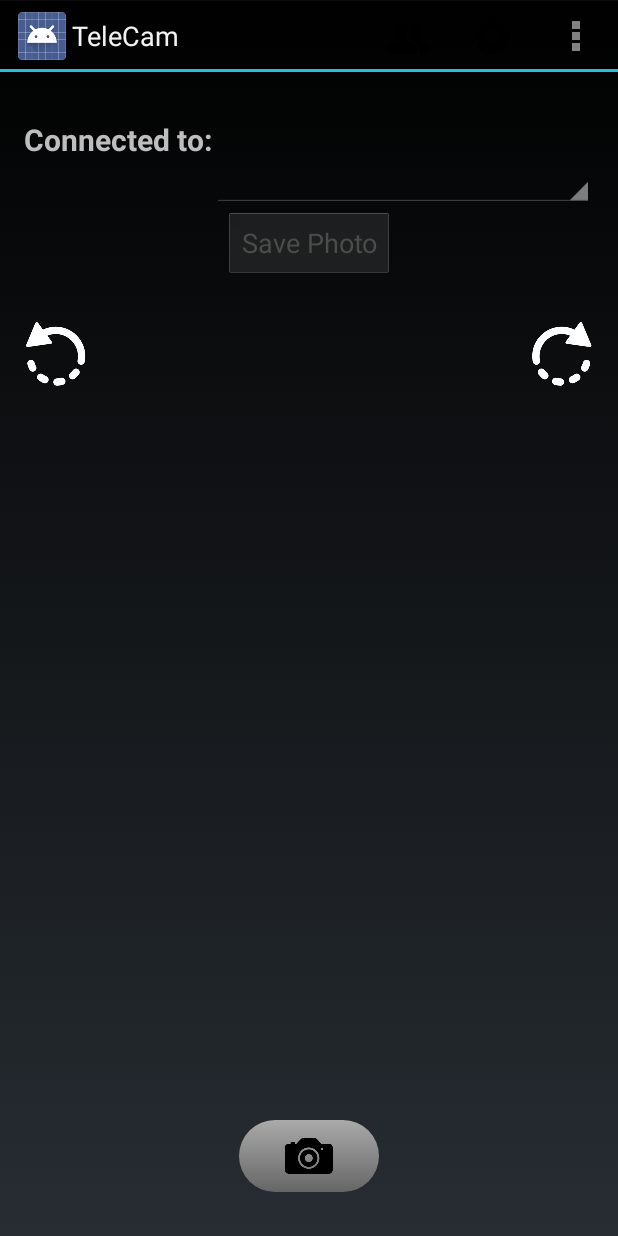
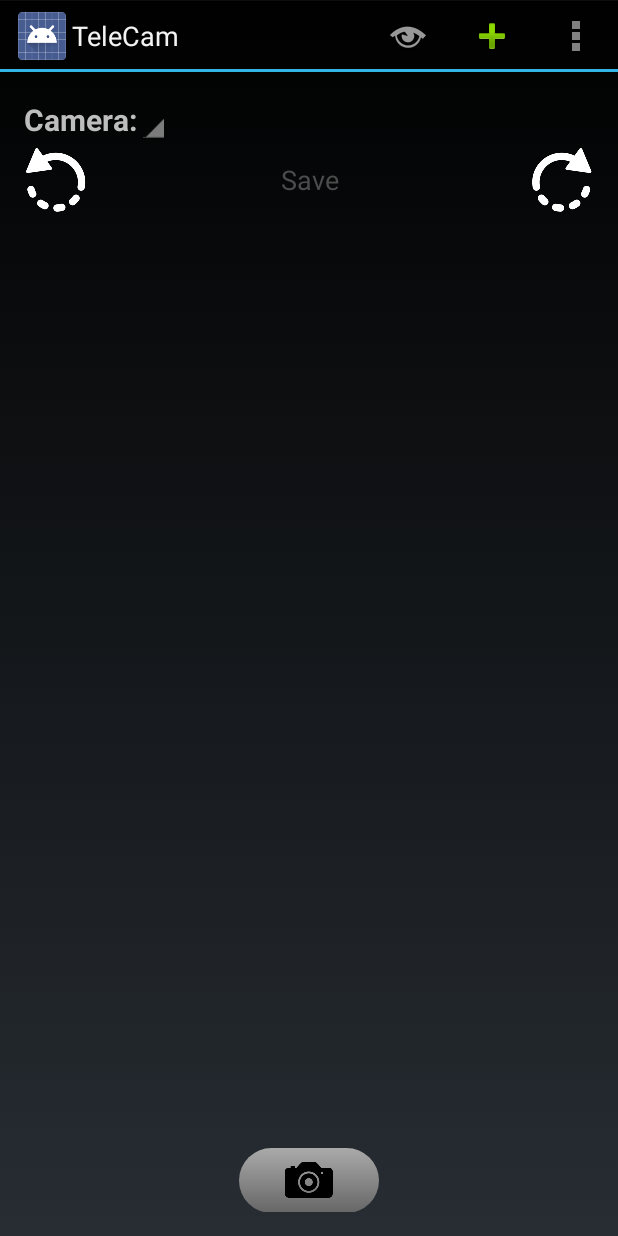
Before and after one commit to aburgostejada/Telecam, an Android app: the screen it shows after launch (Dashboard), after a tap on "Control", on a phone screen of 412 x 824 dp. Run offline under Robolectric (Android 15) with nearby library versions, the phone set to English and light mode, and no system bars; 2 statements that could not run were skipped.

Commit message:
fixed a couple of bugs, change the style and layout, and improved bluetooth sync

```diff
--- a/TeleCam/src/main/java/com/abs/telecam/TeleCam.java
+++ b/TeleCam/src/main/java/com/abs/telecam/TeleCam.java
@@ -2,10 +2,13 @@ package com.abs.telecam;
 
 import android.app.Activity;
 import android.app.Application;
+import android.app.ProgressDialog;
 import android.bluetooth.BluetoothAdapter;
 import android.bluetooth.BluetoothDevice;
+import android.os.CountDownTimer;
 import android.os.Handler;
 
+import com.abs.telecam.adapters.DeviceBluetoothAdapter;
 import com.abs.telecam.btxfr.ClientThread;
 import com.abs.telecam.btxfr.ProgressData;
 import com.abs.telecam.btxfr.ServerThread;
@@ -34,6 +37,8 @@ public class TeleCam extends Application {
     public static final String PHOTO_COUNTDOWN_INTERVAL = "PHOTO_COUNTDOWN_INTERVAL";
     public static long[] vibratePattern = { 50, 300, 50, 300} ;
     public static int vibrateRepeat = 3;
+    public static DeviceBluetoothAdapter newDevicesArrayAdapter;
+    public static ProgressDialog loadingDialog;
 
 
     @Override
@@ -44,10 +49,30 @@ public class TeleCam extends Application {
 
     public static void setBluetoothAdapter(){
         adapter = BluetoothAdapter.getDefaultAdapter();
+        updatePairedDevicesList();
+    }
+
+    public static void updatePairedDevicesList(){
         if (adapter != null) {
             if (adapter.isEnabled()) {
                 pairedDevices = adapter.getBondedDevices();
             }
+        }
+    }
+
+    public static void showProgressDialog(Activity activity){
+        loadingDialog = ProgressDialog.show(activity, "", activity.getString(R.string.please_wait), true);
+        new CountDownTimer(20*second, second) {
+            public void onTick(long millisUntilFinished) {}
+            public void onFinish() {
+                dismissProgressDialog();
+            }
+        }.start();
+    }
+
+    public static void dismissProgressDialog(){
+        if(loadingDialog != null){
+            loadingDialog.dismiss();
         }
     }
 
--- /dev/null
+++ b/TeleCam/src/main/java/com/abs/telecam/adapters/DeviceBluetoothAdapter.java
@@ -0,0 +1,41 @@
+package com.abs.telecam.adapters;
+import android.bluetooth.BluetoothDevice;
+import android.content.Context;
+import android.view.LayoutInflater;
+import android.view.View;
+import android.view.ViewGroup;
+import android.widget.ArrayAdapter;
+import android.widget.TextView;
+
+import com.abs.telecam.R;
+
+
+public class DeviceBluetoothAdapter extends ArrayAdapter<BluetoothDevice> {
+
+    private Context context;
+
+    public DeviceBluetoothAdapter(Context context, int textViewResourceId) {
+        super(context, textViewResourceId);
+        this.context = context;
+    }
+
+    public View getView(int position, View convertView, ViewGroup parent) {
+        View view = convertView;
+        if (view == null) {
+            LayoutInflater inflater = (LayoutInflater) context.getSystemService(Context.LAYOUT_INFLATER_SERVICE);
+            view = inflater.inflate(R.layout.item, null);
+        }
+
+        BluetoothDevice item = getItem(position);
+        if (item!= null) {
+            TextView itemView = (TextView) view.findViewById(R.id.new_device_label);
+            if (itemView != null) {
+                itemView.setText(item.getName() + " " + item.getAddress());
+            }
+        }
+
+        return view;
+    }
+
+
+}
--- a/TeleCam/src/main/java/com/abs/telecam/gui/ControllerBindings.java
+++ b/TeleCam/src/main/java/com/abs/telecam/gui/ControllerBindings.java
@@ -1,8 +1,11 @@
 package com.abs.telecam.gui;
 
 import android.app.Activity;
+import android.app.ProgressDialog;
+import android.bluetooth.BluetoothAdapter;
 import android.bluetooth.BluetoothDevice;
 import android.content.Context;
+import android.content.Intent;
 import android.content.SharedPreferences;
 import android.os.CountDownTimer;
 import android.os.Vibrator;
@@ -11,6 +14,7 @@ import android.view.View;
 import android.widget.AdapterView;
 import android.widget.ArrayAdapter;
 import android.widget.Button;
+import android.widget.ImageButton;
 import android.widget.ImageView;
 import android.widget.Spinner;
 import android.widget.TextView;
@@ -19,6 +23,7 @@ import com.abs.telecam.DeviceData;
 import com.abs.telecam.R;
 import com.abs.telecam.TeleCam;
 import com.abs.telecam.helpers.Bluetooth.BluetoothHelper;
+import com.abs.telecam.helpers.gui.DialogHelper;
 import com.abs.telecam.helpers.gui.ToastHelper;
 
 import java.util.ArrayList;
@@ -28,24 +33,39 @@ class ControllerBindings{
 
     private final Activity activity;
     private int photoAngleRotation = 0;
+    private View view;
 
     public ControllerBindings(Activity activity){
         this.activity = activity;
     }
 
+
     public void setUpEventsForController(View view){
+        this.view = view;
         if (TeleCam.pairedDevices != null) {
-            ArrayList<DeviceData> deviceDataList = new ArrayList<DeviceData>();
-            for (BluetoothDevice device : TeleCam.pairedDevices) {
-                deviceDataList.add(new DeviceData(device.getName(), device.getAddress()));
-            }
-            setUpSpinner(view, deviceDataList);
+            setUpDevicesList(view);
             setUpShooterButton(view);
         } else {
             ToastHelper.showLong(this.activity, R.string.bluetoothNotAvailableOrNotSupported);
         }
         setUpRotateButtons(view);
         setUpSavePhotoButton(view);
+    }
+
+
+    public void updateDevicesListForCurrentView(){
+        if(view !=null){
+            TeleCam.updatePairedDevicesList();
+            setUpDevicesList(view);
+        }
+    }
+
+    private void setUpDevicesList(View view){
+        ArrayList<DeviceData> deviceDataList = new ArrayList<DeviceData>();
+        for (BluetoothDevice device : TeleCam.pairedDevices) {
+            deviceDataList.add(new DeviceData(device.getName(), device.getAddress()));
+        }
+        setUpSpinner(view, deviceDataList);
     }
 
     private void vibrate(){
@@ -132,7 +152,7 @@ class ControllerBindings{
         });
         SharedPreferences settings = PreferenceManager.getDefaultSharedPreferences(activity);
         int preferredPeer = settings.getInt(Dashboard.PreferredPeer, -1);
-        if(preferredPeer > -1){
+        if(preferredPeer > -1 && deviceDataList.size() >= preferredPeer + 1){
             deviceSpinner.setSelection(preferredPeer);
         }
     }
--- a/TeleCam/src/main/java/com/abs/telecam/gui/ControllerViewer.java
+++ b/TeleCam/src/main/java/com/abs/telecam/gui/ControllerViewer.java
@@ -17,7 +17,12 @@
 package com.abs.telecam.gui;
 import android.annotation.TargetApi;
 import android.app.ActivityOptions;
+import android.bluetooth.BluetoothAdapter;
+import android.bluetooth.BluetoothDevice;
+import android.content.BroadcastReceiver;
+import android.content.Context;
 import android.content.Intent;
+import android.content.IntentFilter;
 import android.net.Uri;
 import android.os.Build;
 import android.support.v4.app.Fragment;
@@ -29,14 +34,21 @@ import android.view.MenuItem;
 import android.view.View;
 import android.view.ViewGroup;
 import android.widget.AdapterView;
+import android.widget.ArrayAdapter;
 
 import com.abs.telecam.R;
 import com.abs.telecam.TeleCam;
+import com.abs.telecam.adapters.DeviceBluetoothAdapter;
+import com.abs.telecam.helpers.gui.DialogHelper;
 import com.abs.telecam.helpers.gui.ToastHelper;
 import com.abs.telecam.util.Images;
 import com.abs.telecam.util.Utils;
 
 import java.io.File;
+import java.lang.reflect.InvocationTargetException;
+import java.lang.reflect.Method;
+import java.util.AbstractCollection;
+import java.util.ArrayList;
 
 
 public class ControllerViewer extends Fragment implements AdapterView.OnItemClickListener{
@@ -74,12 +86,39 @@ public class ControllerViewer extends Fragment implements AdapterView.OnItemClic
     }
 
 
+    private final BroadcastReceiver mReceiver = new BroadcastReceiver() {
+        @Override
+        public void onReceive(Context context, Intent intent) {
+            String action = intent.getAction();
+            if (BluetoothDevice.ACTION_FOUND.equals(action)) {
+                TeleCam.dismissProgressDialog();
+                BluetoothDevice device = intent.getParcelableExtra(BluetoothDevice.EXTRA_DEVICE);
+                if (device.getBondState() != BluetoothDevice.BOND_BONDED) {
+                    TeleCam.newDevicesArrayAdapter.add(device);
+                    TeleCam.newDevicesArrayAdapter.notifyDataSetChanged();
+                }
+                // When discovery is finished, change the Activity title
+            } else if (BluetoothAdapter.ACTION_DISCOVERY_FINISHED.equals(action)) {
+                if (TeleCam.newDevicesArrayAdapter.getCount() == 0) {
+                    TeleCam.dismissProgressDialog();
+                }
+            }
+        }
+    };
+
+
+
+
+
     @Override
     public void onCreate(Bundle savedInstanceState) {
         super.onCreate(savedInstanceState);
         mPageNumber = getArguments().getInt(ARG_PAGE);
         controllerBindings = new ControllerBindings(getActivity());
         galleryBindings = new GalleryBindings(getActivity());
+        IntentFilter filter = new IntentFilter(BluetoothDevice.ACTION_FOUND);
+        TeleCam.newDevicesArrayAdapter = new DeviceBluetoothAdapter(getActivity(), android.R.layout.select_dialog_singlechoice);
+        getActivity().registerReceiver(mReceiver, filter);
     }
 
 
@@ -87,7 +126,6 @@ public class ControllerViewer extends Fragment implements AdapterView.OnItemClic
     public void onStop() {
         super.onStop();
         TeleCam.bluetoothHelper.onStop();
-
     }
 
     @Override
@@ -97,6 +135,7 @@ public class ControllerViewer extends Fragment implements AdapterView.OnItemClic
             galleryBindings.mImageFetcher.closeCache();
         }else {
             TeleCam.bluetoothHelper.onDestroy();
+            getActivity().unregisterReceiver(mReceiver);
         }
     }
 
@@ -106,6 +145,7 @@ public class ControllerViewer extends Fragment implements AdapterView.OnItemClic
         if(isGallery()){
             galleryRefresh();
         }else {
+            controllerBindings.updateDevicesListForCurrentView();
             TeleCam.bluetoothHelper.onStart();
         }
     }
--- a/TeleCam/src/main/java/com/abs/telecam/gui/Dashboard.java
+++ b/TeleCam/src/main/java/com/abs/telecam/gui/Dashboard.java
@@ -46,6 +46,8 @@ public class Dashboard extends PhotoHandlerActivity
         TeleCam.clientHandler =  TeleCam.bluetoothHelper.getClientHandlerFor(TAG);
         TeleCam.serverHandler = TeleCam.bluetoothHelper.getServerHandler(TAG);
     }
+
+
 
 
 
--- a/TeleCam/src/main/java/com/abs/telecam/gui/Welcome.java
+++ b/TeleCam/src/main/java/com/abs/telecam/gui/Welcome.java
@@ -3,11 +3,14 @@ import android.app.Activity;
 import android.content.Intent;
 import android.content.pm.PackageManager;
 import android.os.Bundle;
+import android.os.Handler;
+import android.os.Message;
 import android.provider.Settings;
 import android.view.View;
 import android.widget.Button;
 import com.abs.telecam.R;
 import com.abs.telecam.TeleCam;
+import com.abs.telecam.helpers.gui.DialogHelper;
 import com.abs.telecam.helpers.gui.ToastHelper;
 
 
@@ -20,6 +23,7 @@ public class Welcome extends Activity
         super.onCreate(savedInstanceState);
         setContentView(R.layout.welcome);
         getActionBar().setTitle(R.string.camOrRemoteDialogTitle);
+        DialogHelper dialogHelper = new DialogHelper(this);
 
 
         final Button isCamera = (Button) findViewById(R.id.setCamera);
@@ -41,7 +45,19 @@ public class Welcome extends Activity
         });
 
         if(TeleCam.getAdapter(this) == null){
-            startActivityForResult(new Intent(Settings.ACTION_BLUETOOTH_SETTINGS), ENABLED_BLUETOOTH);
+            dialogHelper.setYesNoDialog(R.string.bluetooth_is_required_title, R.string.bluetooth_is_required_message, new Handler.Callback(){
+            @Override
+                public boolean handleMessage(Message msg) {
+                    startActivityForResult(new Intent(Settings.ACTION_BLUETOOTH_SETTINGS), ENABLED_BLUETOOTH);
+                    return false;
+                }
+            }, new Handler.Callback() {
+                @Override
+                public boolean handleMessage(Message msg) {
+                    finish();
+                    return false;
+                }
+            });
         }
 
     }
--- a/TeleCam/src/main/java/com/abs/telecam/helpers/gui/BlueToothActionsMenuHelper.java
+++ b/TeleCam/src/main/java/com/abs/telecam/helpers/gui/BlueToothActionsMenuHelper.java
@@ -29,6 +29,9 @@ public class BlueToothActionsMenuHelper
             case R.id.settings:
                 activity.startActivity(new Intent(activity, Preferences.class));
                 return true;
+            case R.id.new_device:
+                helper.newDeviceDialog();
+                return true;
         }
         return false;
     }
--- a/TeleCam/src/main/res/layout/controller.xml
+++ b/TeleCam/src/main/res/layout/controller.xml
@@ -8,48 +8,48 @@
     android:paddingLeft="@dimen/activity_horizontal_margin"
     android:paddingRight="@dimen/activity_horizontal_margin"
     android:paddingTop="@dimen/activity_vertical_margin"
-    android:paddingBottom="@dimen/activity_vertical_margin">
-
-    <LinearLayout
-        android:layout_height="0dp"
-        android:layout_weight="0.1"
-        android:layout_width="fill_parent"
+    android:paddingBottom="@dimen/activity_vertical_margin"
+    android:weightSum="1">
+        <RelativeLayout
+            android:layout_height="wrap_content"
+            android:layout_width="wrap_content"
             android:orientation="horizontal">
             <TextView
                 android:layout_width="wrap_content"
-            android:layout_height="match_parent"
+                android:layout_height="wrap_content"
+                android:layout_alignParentLeft="true"
                 android:text="@string/peerSelectLabel"
-            android:paddingTop="15dp"
                 android:textSize="20sp"
-            android:textStyle="bold" />
+                android:textStyle="bold"
+                android:id="@+id/textView"
+                android:layout_centerVertical="true" />
             <Spinner
+                android:layout_width="wrap_content"
+                android:layout_height="wrap_content"
+                android:id="@+id/deviceSpinner"
+                android:spinnerMode="dialog"
+                android:layout_alignParentTop="true"
+                android:layout_centerVertical="true"
+                android:layout_toRightOf="@+id/textView"
+               />
+        </RelativeLayout>
+        <LinearLayout
+            android:layout_width="match_parent"
+            android:layout_height="wrap_content"
+            android:orientation="vertical">
+            <RelativeLayout
+                android:layout_weight="0.9"
                 android:layout_width="fill_parent"
-            android:layout_height="match_parent"
-            android:id="@+id/deviceSpinner" android:layout_gravity="right"
-            android:spinnerMode="dialog"
-            android:paddingTop="3dp" />
-    </LinearLayout>
-
-    <RelativeLayout
-        android:layout_height="0dp"
-        android:layout_weight="0.1"
-        android:layout_width="fill_parent"
-        android:orientation="horizontal">
+                android:orientation="horizontal"
+                android:layout_height="wrap_content">
                 <Button
                     android:layout_height="wrap_content"
                     android:layout_width="wrap_content"
                     android:text="@string/save_photo"
                     android:id="@+id/savePhoto"
+                    android:background="@android:color/transparent"
                     android:layout_alignParentTop="true"
                     android:layout_centerHorizontal="true" />
-    </RelativeLayout>
-
-        <RelativeLayout
-            android:layout_height="0dp"
-            android:layout_weight="0.7"
-            android:layout_width="fill_parent"
-            android:orientation="horizontal">
-
                 <ImageView
                     android:id="@+id/pic_preview"
                     android:background="@android:color/transparent"
@@ -86,26 +86,22 @@
                     android:layout_marginBottom="20dp"
                     />
             </RelativeLayout>
-
-
-
             <RelativeLayout
-            android:layout_height="0dp"
                 android:layout_weight="0.1"
                 android:layout_width="fill_parent"
-            android:orientation="vertical">
-
+                android:orientation="vertical"
+                android:layout_height="wrap_content">
                 <Button
                     android:id="@+id/shutterButton"
                     android:background="@drawable/oval"
                     android:drawableStart="@drawable/camera"
                     android:layout_width="wrap_content"
                     android:layout_height="wrap_content"
-                android:layout_centerVertical="true"
-                android:layout_centerHorizontal="true"
                     android:paddingLeft="25dp"
                     android:paddingRight="25dp"
                     android:layout_gravity="center"
-                />
+                    android:layout_alignParentTop="true"
+                    android:layout_centerHorizontal="true" />
             </RelativeLayout>
         </LinearLayout>
+</LinearLayout>
--- a/TeleCam/src/main/res/menu/bluetooth_actions.xml
+++ b/TeleCam/src/main/res/menu/bluetooth_actions.xml
@@ -1,13 +1,18 @@
 <?xml version="1.0" encoding="utf-8"?>
 <menu xmlns:android="http://schemas.android.com/apk/res/android">
 <item android:id="@+id/discoverable"
-    android:icon="@drawable/discoverable"
-    android:showAsAction="ifRoom|withText" />
+    android:icon="@android:drawable/ic_menu_view"
+    android:showAsAction="ifRoom|withText"
+    android:title="@string/discoverable"/>
+<item
+    android:icon="@android:drawable/ic_input_add"
+    android:id="@+id/new_device"
+    android:showAsAction="ifRoom|withText"
+    android:title="@string/new_device"/>
 <item
     android:icon="@drawable/settings"
     android:id="@+id/bluetooth_settings"
-    android:showAsAction="ifRoom|withText" />
-
+    android:title="@string/bluetooth_settings" />
 <item
     android:icon="@drawable/settings"
     android:id="@+id/settings"
--- a/TeleCam/src/main/res/values/strings.xml
+++ b/TeleCam/src/main/res/values/strings.xml
@@ -6,7 +6,7 @@
 
     <string name="gallery_Tab">Gallery</string>
     <string name="action_settings">Settings</string>
-    <string name="bluetooth_settings">BlueTooth Settings</string>
+    <string name="bluetooth_settings">Bluetooth Settings</string>
 
     <string name="not_connected">You are not connected to a device</string>
     <string name="bt_not_enabled_leaving">Bluetooth was not enabled. Bye</string>
@@ -34,7 +34,7 @@
     <string name="camOrRemoteDialogTitle">Device Mode Selector</string>
     <string name="camOrRemoteDialogMessage">Please select this device behavior</string>
     <string name="imagePreviewDescription">Image Preview</string>
-    <string name="peerSelectLabel">Connected to:</string>
+    <string name="peerSelectLabel">Camera:</string>
     <string name="sendingPhoto">Sending photo</string>
     <string name="takingPicture">Taking Photo</string>
     <string name="errorInTransmission">Photo was sent, but didn\'t go through correctly</string>
@@ -64,7 +64,12 @@
     <string name="edit_action_label">Edit Photo</string>
     <string name="delete_original_dialog_title">Delete Original</string>
     <string name="delete_original_dialog_message">Do you want do delete the original photo</string>
-    <string name="save_photo">Save Photo</string>
+    <string name="save_photo">Save</string>
+    <string name="bluetooth_is_required_title">Bluetooth is required</string>
+    <string name="bluetooth_is_required_message">Do you want to enable bluetooth in settings menu?.</string>
+    <string name="make_visible">Visible</string>
+    <string name="new_device">New Device</string>
+    <string name="please_wait">Loading. Please wait...</string>
 
 
 </resources>
--- a/TeleCam/src/main/res/values/styles.xml
+++ b/TeleCam/src/main/res/values/styles.xml
@@ -2,7 +2,7 @@
 
     <!-- Base application theme. -->
     <style name="AppTheme" parent="android:Theme.Holo">
-        <!--<item name="android:windowBackground">@drawable/white_background</item>-->
+
     </style>
 
     <style name="AppTheme.FullScreen" parent="@android:style/Theme.Black.NoTitleBar.Fullscreen" />
```
Also changed, not shown: TeleCam/src/main/java/com/abs/telecam/helpers/Bluetooth/BluetoothHelper.java (+43 -1 lines), TeleCam/src/main/java/com/abs/telecam/helpers/gui/DialogHelper.java (+37 -2 lines), TeleCam/src/main/res/layout/device_list.xml (deleted, +0 -71 lines). Lines whose indentation alone changed are shown as unchanged.
